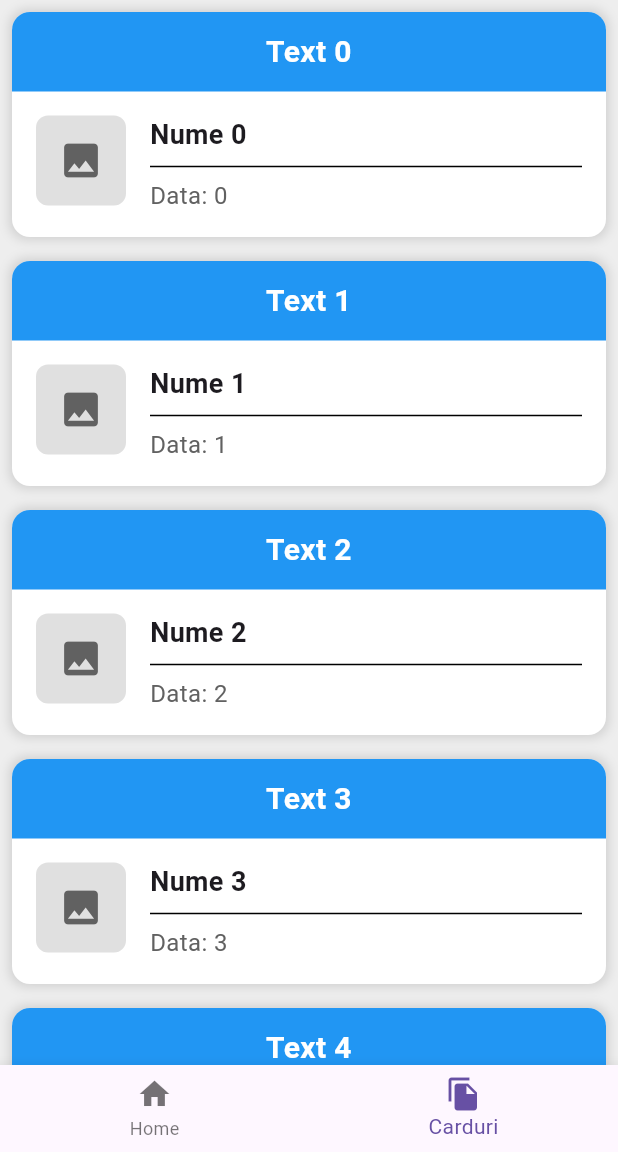
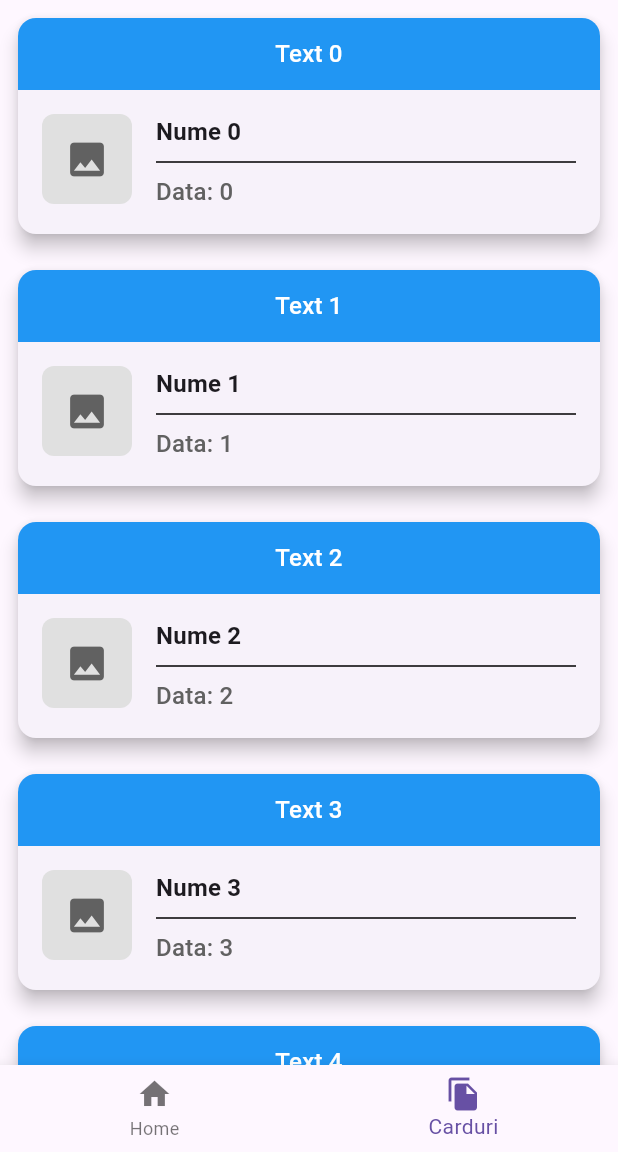
Before and after one commit to LucianaVoica/Flutter---compute, a Flutter app: the screen it shows after launch, item 2 of the bottom bar chosen, on a phone screen of 412 x 824 dp, the part 84-1236 px from its top. Run offline on Flutter 3.47's test engine with Material 3 defaults, Android fonts, the phone set to English and light mode, and no system bars; our stand-ins replace image_picker.

Commit message:
Refactor nume + add const & IconCard

```diff
--- a/lib/app_router/app_router.dart
+++ b/lib/app_router/app_router.dart
@@ -1,17 +1,17 @@
-import 'package:flutter/material.dart';
-import 'package:flutter_test1/presentation/pages/landing_page.dart';
+// import 'package:flutter/material.dart';
+// import 'package:flutter_test1/presentation/pages/landing_page.dart';
 
-class AppRouter {
-  static Route<dynamic> generateRoute(RouteSettings settings) {
-    switch (settings.name) {
-      case LandingPage.route:
-        return MaterialPageRoute(
-          builder: (_) => LandingPage(appTitle: 'Calculator'),
-        );
-      default:
-        return MaterialPageRoute(
-          builder: (_) => LandingPage(appTitle: 'Calculator'),
-        );
-    }
-  }
-}
+// class AppRouter {
+//   static Route<dynamic> generateRoute(RouteSettings settings) {
+//     switch (settings.name) {
+//       case LandingPage.route:
+//         return MaterialPageRoute(
+//           builder: (_) => LandingPage(appTitle: 'Calculator'),
+//         );
+//       default:
+//         return MaterialPageRoute(
+//           builder: (_) => LandingPage(appTitle: 'Calculator'),
+//         );
+//     }
+//   }
+// }
--- a/lib/main.dart
+++ b/lib/main.dart
@@ -1,5 +1,5 @@
 import 'package:flutter/material.dart';
-import 'package:flutter_test1/presentation/pages/landing_page2.dart';
+import 'package:flutter_test1/presentation/pages/landing_page.dart';
 import 'package:flutter_test1/theme/theme.dart';
 
 //! FOARTE IMPORTANT -> main-ul vrem sa ramana cat mai curat si cu cat mai putin cod
@@ -20,7 +20,7 @@ class MyApp extends StatelessWidget {
       theme: AppTheme.lightTheme, //? am extras tema
       themeMode: ThemeMode.system,
       darkTheme: AppTheme.lightTheme,
-      home: LandingPageV2(appTitle: appTitle),
+      home: LandingPage(appTitle: appTitle),
       // onGenerateRoute: AppRouter.generateRoute,
     );
   }
--- a/lib/presentation/pages/landing_page.dart
+++ b/lib/presentation/pages/landing_page.dart
@@ -1,18 +1,52 @@
 import 'package:flutter/material.dart';
 import 'package:flutter_test1/presentation/widgets/avatar.dart';
-import 'package:flutter_test1/presentation/widgets/my_form.dart';
+import 'package:flutter_test1/presentation/widgets/carduri/lista_carduri.dart';
+import 'package:flutter_test1/presentation/widgets/calculator/calculator_form.dart';
 
-class LandingPage extends StatelessWidget {
+class LandingPage extends StatefulWidget {
   static const String route = '/';
   const LandingPage({super.key, required this.appTitle});
 
   final String appTitle;
 
   @override
+  State<LandingPage> createState() => _LandingPageState();
+}
+
+class _LandingPageState extends State<LandingPage> {
+  int pageIndex = 0;
+
+  @override
   Widget build(BuildContext context) {
     return Scaffold(
-      appBar: AppBar(title: Text(appTitle), actions: [Avatar()]),
-      body: const MyCustomForm(),
+      appBar: AppBar(title: Text(widget.appTitle), actions: [Avatar()]),
+      body: getCurrentPage(),
+      bottomNavigationBar: BottomNavigationBar(
+        currentIndex: pageIndex,
+        onTap: (int index) {
+          setState(() {
+            pageIndex = index;
+          });
+        },
+        items: [
+          BottomNavigationBarItem(icon: Icon(Icons.home), label: 'Home'),
+          BottomNavigationBarItem(
+            icon: Icon(Icons.file_copy),
+            label: 'Carduri',
+          ),
+        ],
+      ),
     );
   }
+
+  Widget getCurrentPage() {
+    switch (pageIndex) {
+      case 0:
+        return CalculatorForm();
+      case 1:
+        return ListaCarduri();
+      default:
+        return CalculatorForm();
+    }
+  }
 }
--- a/lib/presentation/pages/landing_page2.dart
+++ /dev/null
@@ -1,52 +0,0 @@
-import 'package:flutter/material.dart';
-import 'package:flutter_test1/presentation/widgets/avatar.dart';
-import 'package:flutter_test1/presentation/widgets/carduri/lista_card.dart';
-import 'package:flutter_test1/presentation/widgets/my_form.dart';
-
-class LandingPageV2 extends StatefulWidget {
-  static const String route = '/';
-  const LandingPageV2({super.key, required this.appTitle});
-
-  final String appTitle;
-
-  @override
-  State<LandingPageV2> createState() => _LandingPageV2State();
-}
-
-class _LandingPageV2State extends State<LandingPageV2> {
-  int pageIndex = 0;
-
-  @override
-  Widget build(BuildContext context) {
-    return Scaffold(
-      appBar: AppBar(title: Text(widget.appTitle), actions: [Avatar()]),
-      body: getCurrentPage(),
-      bottomNavigationBar: BottomNavigationBar(
-        currentIndex: pageIndex,
-        onTap: (int index) {
-          setState(() {
-            pageIndex = index;
-          });
-        },
-        items: [
-          BottomNavigationBarItem(icon: Icon(Icons.home), label: 'Home'),
-          BottomNavigationBarItem(
-            icon: Icon(Icons.file_copy),
-            label: 'Carduri',
-          ),
-        ],
-      ),
-    );
-  }
-
-  Widget getCurrentPage() {
-    switch (pageIndex) {
-      case 0:
-        return MyCustomForm();
-      case 1:
-        return ListaCarduri();
-      default:
-        return MyCustomForm();
-    }
-  }
-}
--- a/lib/presentation/widgets/avatar.dart
+++ b/lib/presentation/widgets/avatar.dart
@@ -30,7 +30,7 @@ class _AvatarState extends State<Avatar> {
         return Wrap(
           children: [
             Padding(
-              padding: EdgeInsets.fromLTRB(20, 10, 20, 2),
+              padding: const EdgeInsets.fromLTRB(20, 10, 20, 2),
               child: ListTile(
                 leading: Icon(Icons.camera_alt),
                 title: Text("Fa o poza"),
@@ -38,7 +38,7 @@ class _AvatarState extends State<Avatar> {
               ),
             ),
             Padding(
-              padding: EdgeInsets.fromLTRB(20, 2, 20, 10),
+              padding: const EdgeInsets.fromLTRB(20, 2, 20, 10),
               child: ListTile(
                 leading: Icon(Icons.photo_library),
                 title: Text("Alege din galerie"),
@@ -54,7 +54,7 @@ class _AvatarState extends State<Avatar> {
   @override
   Widget build(BuildContext context) {
     return Padding(
-      padding: EdgeInsets.only(right: 16),
+      padding: const EdgeInsets.only(right: 16),
       child: GestureDetector(
         onTap: showImage,
         child: CircleAvatar(
--- a/lib/presentation/widgets/my_form.dart
+++ b/lib/presentation/widgets/calculator/calculator_form.dart
@@ -1,19 +1,19 @@
 import 'package:flutter/material.dart';
-import 'package:flutter_test1/presentation/widgets/input_form.dart';
+import 'package:flutter_test1/presentation/widgets/calculator/form_field.dart';
 
 import 'package:flutter_test1/services/compute_service.dart';
 import 'package:flutter_test1/common/operation_enum.dart';
 
-class MyCustomForm extends StatefulWidget {
-  const MyCustomForm({super.key});
+class CalculatorForm extends StatefulWidget {
+  const CalculatorForm({super.key});
 
   @override
-  MyCustomFormState createState() {
-    return MyCustomFormState();
+  CalculatorFormState createState() {
+    return CalculatorFormState();
   }
 }
 
-class MyCustomFormState extends State<MyCustomForm> {
+class CalculatorFormState extends State<CalculatorForm> {
   final GlobalKey<FormState> formKey = GlobalKey<FormState>();
   late final TextEditingController controller1;
   late final TextEditingController controller2;
--- a/lib/presentation/widgets/carduri/card.dart
+++ /dev/null
@@ -1,91 +0,0 @@
-import 'package:flutter/material.dart';
-
-class CardList extends StatelessWidget {
-  final String titlu;
-  final String nume;
-  final String data;
-
-  CardList({required this.titlu, required this.data, required this.nume});
-
-  @override
-  Widget build(BuildContext context) {
-    return Padding(
-      padding: EdgeInsets.all(8),
-      child: Container(
-        decoration: BoxDecoration(
-          color: Colors.white,
-          borderRadius: BorderRadius.circular(12),
-          boxShadow: [
-            BoxShadow(color: Colors.black12, blurRadius: 5, spreadRadius: 2),
-          ],
-        ),
-        child: Column(
-          crossAxisAlignment: CrossAxisAlignment.start,
-          children: [
-            Container(
-              width: double.infinity,
-              padding: EdgeInsets.all(12),
-              decoration: BoxDecoration(
-                color: Colors.blue,
-                borderRadius: BorderRadius.only(
-                  topLeft: Radius.circular(12),
-                  topRight: Radius.circular(12),
-                ),
-              ),
-              child: Text(
-                titlu,
-                textAlign: TextAlign.center,
-                style: TextStyle(
-                  color: Colors.white,
-                  fontSize: 20,
-                  fontWeight: FontWeight.bold,
-                ),
-              ),
-            ),
-            Padding(
-              padding: EdgeInsets.all(16),
-              child: Row(
-                crossAxisAlignment: CrossAxisAlignment.start,
-                children: [
-                  Container(
-                    width: 60,
-                    height: 60,
-                    decoration: BoxDecoration(
-                      color: Colors.grey[300],
-                      borderRadius: BorderRadius.circular(8),
-                    ),
-                    alignment: Alignment.center,
-                    child: Icon(Icons.image, size: 30, color: Colors.grey[700]),
-                  ),
-                  SizedBox(width: 16),
-                  Expanded(
-                    child: Column(
-                      crossAxisAlignment: CrossAxisAlignment.start,
-                      children: [
-                        Text(
-                          nume,
-                          style: TextStyle(
-                            fontSize: 18,
-                            fontWeight: FontWeight.bold,
-                          ),
-                        ),
-                        Divider(thickness: 1, color: Colors.black),
-                        Text(
-                          data,
-                          style: TextStyle(
-                            fontSize: 16,
-                            color: Colors.grey[700],
-                          ),
-                        ),
-                      ],
-                    ),
-                  ),
-                ],
-              ),
-            ),
-          ],
-        ),
-      ),
-    );
-  }
-}
--- /dev/null
+++ b/lib/presentation/widgets/carduri/components/card.dart
@@ -0,0 +1,76 @@
+import 'package:flutter/material.dart';
+import 'package:flutter_test1/presentation/widgets/carduri/components/icon_card.dart';
+
+class CardComponent extends StatelessWidget {
+  final String titlu;
+  final String nume;
+  final String data;
+
+  const CardComponent({
+    super.key,
+    required this.titlu,
+    required this.data,
+    required this.nume,
+  });
+
+  @override
+  Widget build(BuildContext context) {
+    return Padding(
+      padding: const EdgeInsets.all(8),
+      child: Card(
+        elevation: 5,
+        child: Column(
+          crossAxisAlignment: CrossAxisAlignment.start,
+          children: <Widget>[
+            Container(
+              width: double.infinity,
+              padding: const EdgeInsets.all(12),
+              decoration: BoxDecoration(
+                color: Colors.blue,
+                borderRadius: BorderRadius.only(
+                  topLeft: Radius.circular(12),
+                  topRight: Radius.circular(12),
+                ),
+              ),
+              child: Text(
+                titlu,
+                textAlign: TextAlign.center,
+                style: Theme.of(
+                  context,
+                ).textTheme.titleMedium!.copyWith(color: Colors.white),
+              ),
+            ),
+            Padding(
+              padding: const EdgeInsets.all(16),
+              child: Row(
+                crossAxisAlignment: CrossAxisAlignment.start,
+                children: <Widget>[
+                  IconCard(icon: Icons.image),
+                  const SizedBox(width: 16),
+                  Expanded(
+                    child: Column(
+                      crossAxisAlignment: CrossAxisAlignment.start,
+                      children: <Widget>[
+                        Text(
+                          nume,
+                          style: Theme.of(context).textTheme.titleMedium!
+                              .copyWith(fontWeight: FontWeight.bold),
+                        ),
+                        const Divider(thickness: 1, color: Colors.black),
+                        Text(
+                          data,
+                          style: Theme.of(context).textTheme.titleMedium!
+                              .copyWith(color: Colors.grey[700]),
+                        ),
+                      ],
+                    ),
+                  ),
+                ],
+              ),
+            ),
+          ],
+        ),
+      ),
+    );
+  }
+}
--- /dev/null
+++ b/lib/presentation/widgets/carduri/components/icon_card.dart
@@ -0,0 +1,20 @@
+import 'package:flutter/material.dart';
+
+class IconCard extends StatelessWidget {
+  final IconData icon;
+  const IconCard({super.key, required this.icon});
+
+  @override
+  Widget build(BuildContext context) {
+    return Container(
+      width: 60,
+      height: 60,
+      decoration: BoxDecoration(
+        color: Colors.grey[300],
+        borderRadius: BorderRadius.circular(8),
+      ),
+      alignment: Alignment.center,
+      child: Icon(icon, size: 30, color: Colors.grey[700]),
+    );
+  }
+}
--- a/lib/presentation/widgets/carduri/lista_card.dart
+++ /dev/null
@@ -1,24 +0,0 @@
-import 'package:flutter/material.dart';
-import 'package:flutter_test1/presentation/widgets/carduri/card.dart';
-
-class ListaCarduri extends StatelessWidget {
-  static const String route = '/carduri';
-  const ListaCarduri({super.key});
-
-  @override
-  Widget build(BuildContext context) {
-    return Scaffold(
-      backgroundColor: Colors.grey.shade200,
-      body: ListView.builder(
-        itemCount: 30,
-        itemBuilder: (context, index) {
-          return CardList(
-            titlu: "Text $index",
-            nume: "Nume $index",
-            data: "Data: $index",
-          );
-        },
-      ),
-    );
-  }
-}
--- /dev/null
+++ b/lib/presentation/widgets/carduri/lista_carduri.dart
@@ -0,0 +1,21 @@
+import 'package:flutter/material.dart';
+import 'package:flutter_test1/presentation/widgets/carduri/components/card.dart';
+
+class ListaCarduri extends StatelessWidget {
+  static const String route = '/carduri';
+  const ListaCarduri({super.key});
+
+  @override
+  Widget build(BuildContext context) {
+    return ListView.builder(
+      itemCount: 30,
+      itemBuilder: (context, index) {
+        return CardComponent(
+          titlu: "Text $index",
+          nume: "Nume $index",
+          data: "Data: $index",
+        );
+      },
+    );
+  }
+}
```
Also changed, not shown: lib/presentation/widgets/calculator/form_field.dart (renamed from lib/presentation/widgets/input_form.dart).
